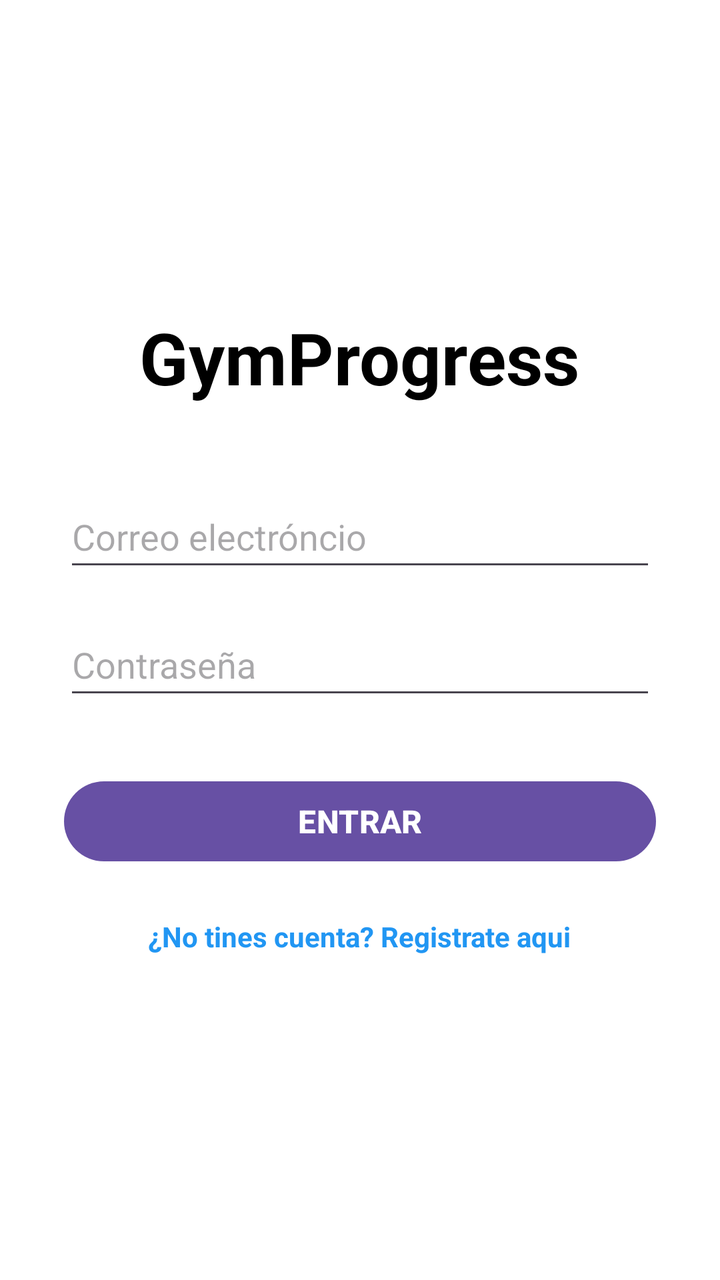
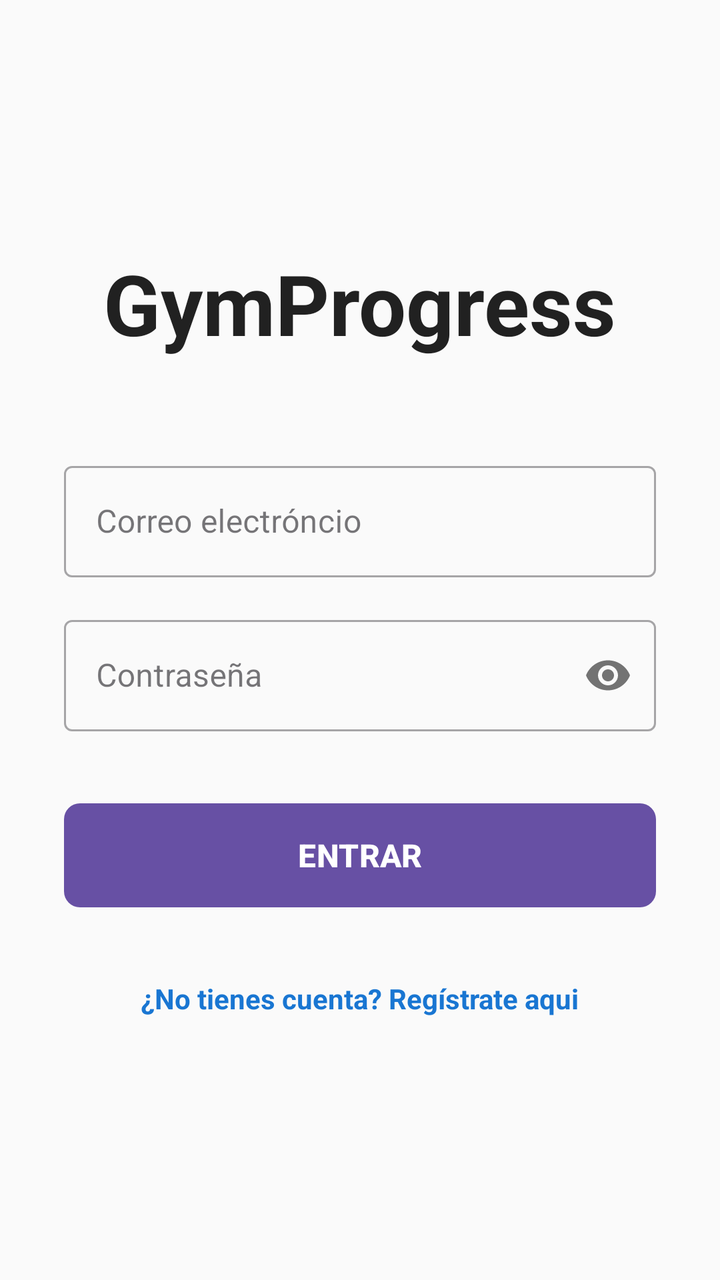

Compare the two renders of this Android layout. The source of the first and the diff that turns it into the second are given below.
<!-- AndroidManifest.xml: application theme Theme.Aplicacion -->
<!-- res/layout/activity_login.xml -->
<?xml version="1.0" encoding="utf-8"?>
<LinearLayout xmlns:android="http://schemas.android.com/apk/res/android"
    android:layout_width="match_parent"
    android:layout_height="match_parent"
    android:orientation="vertical"
    android:padding="32dp"
    android:gravity="center"
    android:background="#FFFFFF">

    <TextView
        android:layout_width="wrap_content"
        android:layout_height="wrap_content"
        android:text="GymProgress"
        android:textSize="36sp"
        android:textStyle="bold"
        android:textColor="#000000"
        android:layout_marginBottom="40dp"/>

    <EditText
        android:id="@+id/etEmailLogin"
        android:layout_width="match_parent"
        android:layout_height="wrap_content"
        android:hint="Correo electróncio"
        android:inputType="textEmailAddress"
        android:minHeight="48dp"
        android:layout_marginBottom="16dp"/>

    <EditText
        android:id="@+id/etPasswordLogin"
        android:layout_width="match_parent"
        android:layout_height="wrap_content"
        android:hint="Contraseña"
        android:inputType="textPassword"
        android:minHeight="48dp"
        android:layout_marginBottom="32dp"/>

    <Button
        android:layout_width="match_parent"
        android:layout_height="wrap_content"
        android:id="@+id/btnLogin"
        android:text="ENTRAR"
        android:textSize="16sp"
        android:textStyle="bold"
        android:layout_marginBottom="16dp"/>

    <TextView
        android:layout_width="wrap_content"
        android:layout_height="wrap_content"
        android:id="@+id/tvIrARegistro"
        android:text="¿No tines cuenta? Registrate aqui"
        android:textColor="#2196F3"
        android:textStyle="bold"
        android:padding="8dp"/>





</LinearLayout>
<!-- resources referenced by this layout -->
<resources>
  <style name="Theme.Aplicacion" parent="Base.Theme.Aplicacion" />
  <style name="Base.Theme.Aplicacion" parent="Theme.Material3.DayNight.NoActionBar">
          
          
      </style>
</resources>

<!-- the commit's change to res/layout/activity_login.xml (unified diff, before → after) -->
@@ -1,59 +1,90 @@
-<?xml version="1.0" encoding="utf-8"?>
-<LinearLayout xmlns:android="http://schemas.android.com/apk/res/android"
+<?xml version="1.0" encoding="utf-8" ?>
+<ScrollView xmlns:android="http://schemas.android.com/apk/res/android"
+    xmlns:app="http://schemas.android.com/apk/res-auto"
     android:layout_width="match_parent"
     android:layout_height="match_parent"
-    android:orientation="vertical"
-    android:padding="32dp"
-    android:gravity="center"
-    android:background="#FFFFFF">
+    android:fillViewport="true"
+    android:background="#FAFAFA">
 
-    <TextView
-        android:layout_width="wrap_content"
-        android:layout_height="wrap_content"
-        android:text="GymProgress"
-        android:textSize="36sp"
-        android:textStyle="bold"
-        android:textColor="#000000"
-        android:layout_marginBottom="40dp"/>
-
-    <EditText
-        android:id="@+id/etEmailLogin"
+    <LinearLayout
         android:layout_width="match_parent"
         android:layout_height="wrap_content"
-        android:hint="Correo electróncio"
-        android:inputType="textEmailAddress"
-        android:minHeight="48dp"
-        android:layout_marginBottom="16dp"/>
+        android:orientation="vertical"
+        android:padding="32dp"
+        android:gravity="center">
 
-    <EditText
-        android:id="@+id/etPasswordLogin"
-        android:layout_width="match_parent"
-        android:layout_height="wrap_content"
-        android:hint="Contraseña"
-        android:inputType="textPassword"
-        android:minHeight="48dp"
-        android:layout_marginBottom="32dp"/>
+        
+        <TextView
+            android:layout_width="wrap_content"
+            android:layout_height="wrap_content"
+            android:text="GymProgress"
+            android:textSize="42sp"
+            android:textStyle="bold"
+            android:textColor="#212121"
+            android:layout_marginBottom="48dp"/>
 
-    <Button
-        android:layout_width="match_parent"
-        android:layout_height="wrap_content"
-        android:id="@+id/btnLogin"
-        android:text="ENTRAR"
-        android:textSize="16sp"
-        android:textStyle="bold"
-        android:layout_marginBottom="16dp"/>
+        
+        <com.google.android.material.textfield.TextInputLayout
+            style="@style/Widget.MaterialComponents.TextInputLayout.OutlinedBox"
+            android:layout_width="match_parent"
+            android:layout_height="wrap_content"
+            android:hint="Correo electróncio"
+            android:layout_marginBottom="16dp">
 
-    <TextView
-        android:layout_width="wrap_content"
-        android:layout_height="wrap_content"
-        android:id="@+id/tvIrARegistro"
-        android:text="¿No tines cuenta? Registrate aqui"
-        android:textColor="#2196F3"
-        android:textStyle="bold"
-        android:padding="8dp"/>
+            <com.google.android.material.textfield.TextInputEditText
+                android:layout_width="match_parent"
+                android:layout_height="wrap_content"
+                android:id="@+id/etEmailLogin"
+                android:inputType="textEmailAddress"/>
 
+        </com.google.android.material.textfield.TextInputLayout>
 
+        
+        <com.google.android.material.textfield.TextInputLayout
+            style="@style/Widget.MaterialComponents.TextInputLayout.OutlinedBox"
+            android:layout_width="match_parent"
+            android:layout_height="wrap_content"
+            android:hint="Contraseña"
+            app:passwordToggleEnabled="true"
+            android:layout_marginBottom="32dp">
 
+            <com.google.android.material.textfield.TextInputEditText
+                android:layout_width="match_parent"
+                android:layout_height="wrap_content"
+                android:id="@+id/etPasswordLogin"
+                android:inputType="textPassword"/>
+        </com.google.android.material.textfield.TextInputLayout>
 
+        
+        <ProgressBar
+            android:id="@+id/progressBarLogin"
+            android:layout_width="wrap_content"
+            android:layout_height="wrap_content"
+            android:visibility="gone"
+            android:layout_marginBottom="16dp"/>
 
-</LinearLayout>
+        
+        <com.google.android.material.button.MaterialButton
+            android:layout_width="match_parent"
+            android:layout_height="60dp"
+            android:id="@+id/btnLogin"
+            android:text="ENTRAR"
+            android:textSize="16sp"
+            android:textStyle="bold"
+            app:cornerRadius="8dp"
+            android:layout_marginBottom="24dp"/>
+
+        
+        <TextView
+            android:layout_width="wrap_content"
+            android:layout_height="wrap_content"
+            android:id="@+id/tvIrARegistro"
+            android:text="¿No tienes cuenta? Regístrate aqui"
+            android:textColor="#1976D2"
+            android:textStyle="bold"
+            android:padding="8dp"
+            android:background="?attr/selectableItemBackground"
+            android:clickable="true"
+            android:focusable="true"/>
+    </LinearLayout>
+</ScrollView>
